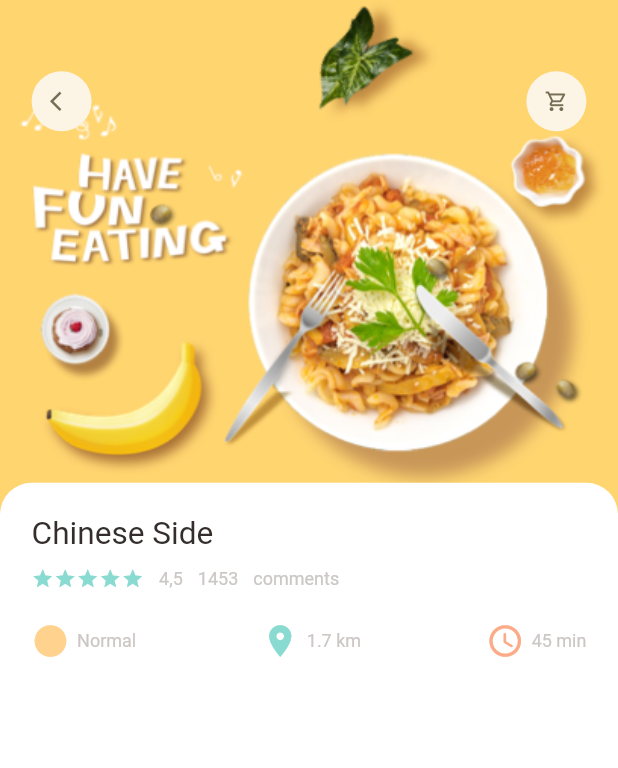
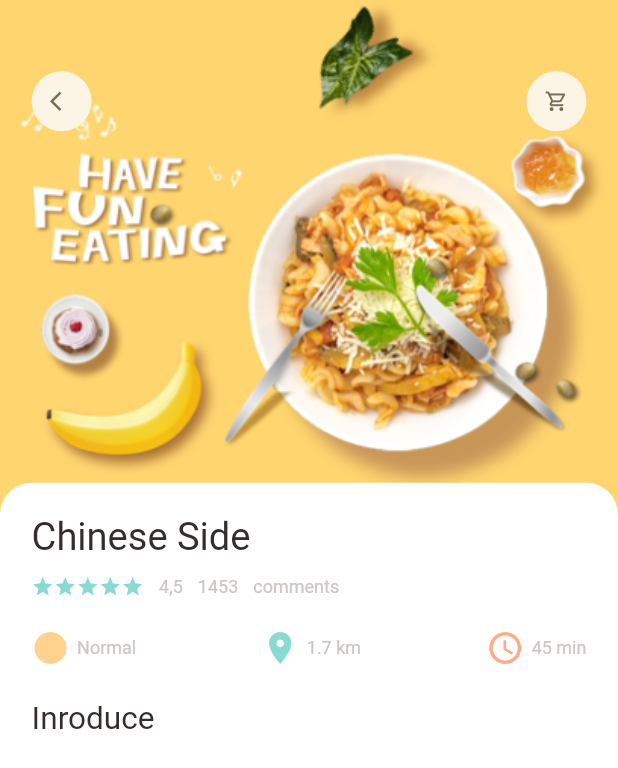
Before and after one commit to EnesAgir-7/Food_Delivery, a Flutter app: the PopularFoodDetail screen opened directly, on a phone screen of 412 x 824 dp. Shown: the top 768 px of the screen. Run offline on Flutter 3.47's test engine with Material 2 defaults, Android fonts, the phone set to English and light mode, and no system bars; our stand-ins replace dots_indicator, get; missing offline and left inert: dart:ffi.

Commit message:
food detail 2

```diff
--- a/lib/pages/food/popular_food_detail.dart
+++ b/lib/pages/food/popular_food_detail.dart
@@ -13,6 +13,7 @@ class PopularFoodDetail extends StatelessWidget {
   @override
   Widget build(BuildContext context) {
     return Scaffold(
+      //backgroundColor: Colors.white,
       body: Stack(
         children: [
           Positioned(
@@ -53,10 +54,37 @@ class PopularFoodDetail extends StatelessWidget {
                   topLeft: Radius.circular(Dimensions.radius20),
                 ),
                 color: Colors.white,
-              ),child: AppColumn(),
-
+              ),
+              child: Column(
+                crossAxisAlignment: CrossAxisAlignment.start,
+                children: [
+                  AppColumn(text: "Chinese Side"),
+                  SizedBox(height: Dimensions.height20,),
+                  BigText(text: "Inroduce"),
+                ],
+              ),
             )),
         ],
+      ),
+      bottomNavigationBar: Container(
+        height: 120,
+        padding: EdgeInsets.only(top: Dimensions.height30,bottom: Dimensions.height30, left: Dimensions.width20, right: Dimensions.width20),
+        decoration: BoxDecoration(
+          borderRadius: BorderRadius.only(
+            topLeft: Radius.circular(Dimensions.radius20*2),
+            topRight: Radius.circular(Dimensions.radius20*2),
+          )
+        ),
+        child: Row(
+          children: [
+            Container(
+              decoration: BoxDecoration(
+                borderRadius: BorderRadius.circular(Dimensions.radius20),
+                color: Colors.white
+              ),
+            ),
+          ],
+        ),
       ),
     );
   }
--- a/lib/pages/home/food_page_body.dart
+++ b/lib/pages/home/food_page_body.dart
@@ -194,7 +194,7 @@ class _FoodPageBodyState extends State<FoodPageBody> {
               decoration: BoxDecoration(borderRadius: BorderRadius.circular(Dimensions.radius20), color: Colors.white, boxShadow: [BoxShadow(color: Color(0xFFe8e8e8), blurRadius: 5.0, offset: Offset(0, 5)), BoxShadow(color: Colors.white, offset: Offset(-5, 0)), BoxShadow(color: Colors.white, offset: Offset(5, 0))]),
               child: Container(
                 padding: EdgeInsets.only(top: Dimensions.height15, left: Dimensions.width15, right: Dimensions.width15),
-                child: AppColumn(),
+                child: AppColumn(text: "Chinese Side",),
               ),
             ),
           )
--- a/lib/utils/dimensions.dart
+++ b/lib/utils/dimensions.dart
@@ -21,7 +21,9 @@ class Dimensions {
   static double width20 = screenHeight / 39.1;
   static double width30 = screenHeight / 23.43;
 
+  //* font size
   static double font20 = screenHeight / 39.1;
+  static double font26 = screenHeight / 32.46;
 
   //*dynamic radius
   static double radius15 = screenHeight / 52.06;
--- a/lib/widgets/app_column.dart
+++ b/lib/widgets/app_column.dart
@@ -6,14 +6,15 @@ import 'package:food_delivery/widgets/icon_and_text_widget.dart';
 import 'package:food_delivery/widgets/small_text.dart';
 
 class AppColumn extends StatelessWidget {
-  const AppColumn({ Key? key }) : super(key: key);
+  final String text;
+  const AppColumn({Key? key, required this.text}) : super(key: key);
 
   @override
   Widget build(BuildContext context) {
     return Column(
       crossAxisAlignment: CrossAxisAlignment.start,
       children: [
-                    BigText(text: "Chinese Side"),
+        BigText(text: text,size: Dimensions.font26,),
         SizedBox(
           height: Dimensions.height10,
         ),
```
Lines whose indentation alone changed are shown as unchanged.
